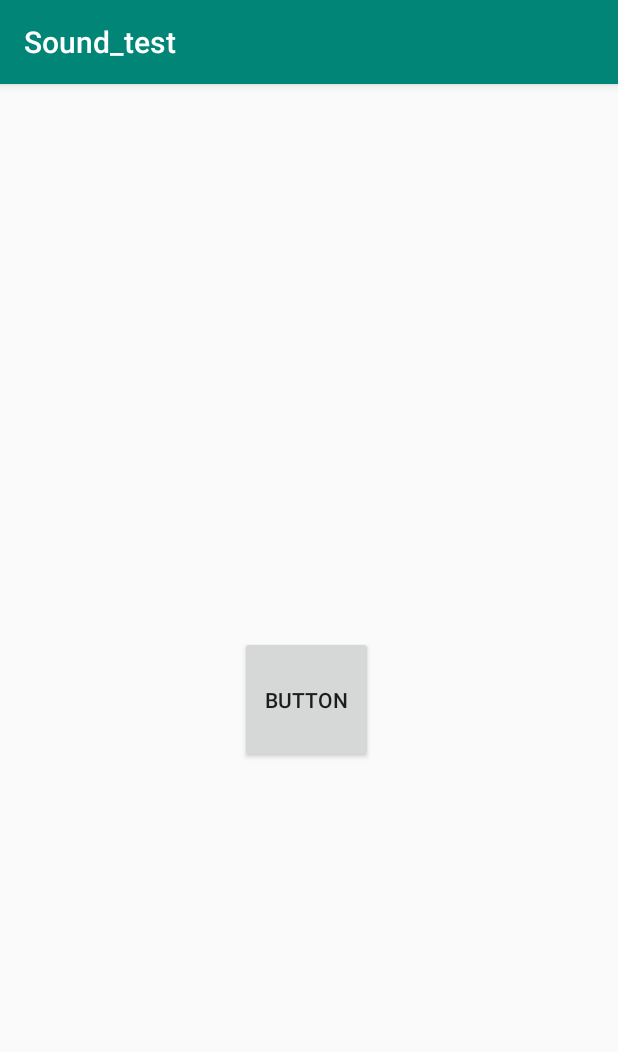
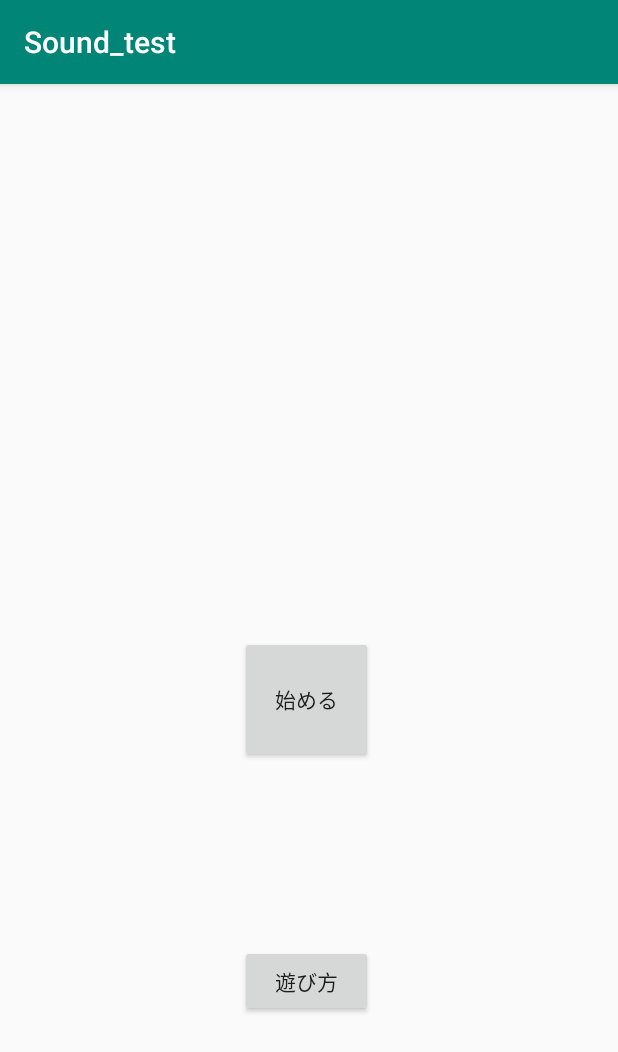
Before and after one commit to tatsuyaouchi/Sound_test, an Android app: the screen it shows after launch (MainActivity before the commit, Title after it), on a phone screen of 412 x 824 dp. Shown: the top 1052 px of the screen. Run offline under Robolectric (Android 15) with nearby library versions, the phone set to English and light mode, and no system bars.

Commit message:
画面遷移

```diff
--- a/app/src/main/AndroidManifest.xml
+++ b/app/src/main/AndroidManifest.xml
@@ -9,8 +9,10 @@
         android:roundIcon="@mipmap/ic_launcher_round"
         android:supportsRtl="true"
         android:theme="@style/AppTheme">
-        <activity android:name=".subActivity"></activity>
-        <activity android:name=".MainActivity">
+        <activity android:name=".Home"></activity>
+        <activity android:name=".Asobikata"></activity>
+        <activity android:name=".Zukan"></activity>
+        <activity android:name=".Title">
             <intent-filter>
                 <action android:name="android.intent.action.MAIN" />
 
--- a/app/src/main/java/jp/ac/shohoku/hguremetal/sound_test/MainActivity.java
+++ /dev/null
@@ -1,135 +0,0 @@
-package jp.ac.shohoku.hguremetal.sound_test;
-
-import androidx.appcompat.app.AppCompatActivity;
-
-import android.app.Service;
-import android.content.Intent;
-import android.media.AudioAttributes;
-import android.media.AudioManager;
-import android.media.SoundPool;
-import android.media.MediaPlayer;
-import android.os.Build;
-import android.os.Bundle;
-import android.os.IBinder;
-import android.view.View;
-
-
-
-
-public class MainActivity extends AppCompatActivity implements View.OnClickListener{
-
-    SoundPool soundPool;
-    MediaPlayer Player;
-//    private final static int RESULT_CAMERA = 1000;
-//    private ImageView imageView;
-
-    int mp3a;
-    int mp3b;
-
-
-
-
-    @Override
-    protected void onCreate(Bundle savedInstanceState) {
-        super.onCreate(savedInstanceState);
-        setContentView(R.layout.activity_main);
-        findViewById(R.id.button2).setOnClickListener(this);
-
-
-//        imageView = findViewById(R.id.image_View);
-//
-//
-//        AnimationSet set =new AnimationSet(true);
-//        TranslateAnimation translate = new TranslateAnimation(0,100,0,100);
-//        translate.setDuration(200);
-//        imageView.startAnimation(translate);
-//
-//        Button cameraButton = findViewById(R.id.camera_button);
-//        cameraButton.setOnClickListener(new View.OnClickListener() {
-//            @Override
-//            public void onClick(View v) {
-//                Intent intent = new Intent(MediaStore.ACTION_IMAGE_CAPTURE);
-//                startActivityForResult(intent, RESULT_CAMERA);
-//            }
-//        });
-//
-        // ② 初期化（電源を入れる・コピペOK）
-//        if (Build.VERSION.SDK_INT < Build.VERSION_CODES.LOLLIPOP) {
-//            soundPool = new SoundPool(5, AudioManager.STREAM_MUSIC, 0);
-//        } else {
-//            AudioAttributes attr = new AudioAttributes.Builder()
-//                    .setUsage(AudioAttributes.USAGE_MEDIA)
-//                    .setContentType(AudioAttributes.CONTENT_TYPE_MUSIC)
-//                    .build();
-//            soundPool = new SoundPool.Builder()
-//                    .setAudioAttributes(attr)
-//                    .setMaxStreams(5)
-//                    .build();
-//        }
-
-
-        // BGM再生
-        MediaPlayer Player = MediaPlayer.create(this, R.raw.bgm);
-        Player.start();
-        Player.setLooping(true);
-
-        // ③ 読込処理(CDを入れる)
-//        mp3a = soundPool.load(this, R.raw.a, 1);
-//        mp3b = soundPool.load(this, R.raw.b, 1);
-    }
-
-//    protected void BGMstart(){
-//        if(!Player.isPlaying()){
-//            Player.start();
-//        }
-//    }
-
-//    protected  void BGMstop(){
-//        if(Player.isPlaying()){
-//            Player.stop();
-//        }
-//    }
-
-    public void onClick(View view){
-        Intent intent = new Intent(this,subActivity.class);
-        startActivity(intent);
-
-    }
-
-//    @Override
-//    protected void onActivityResult(int requestCode, int resultCode, Intent data) {
-//        if (requestCode == RESULT_CAMERA) {
-//            Bitmap bitmap;
-//            // cancelしたケースも含む
-//            if (data.getExtras() == null) {
-//                Log.d("debug", "cancel ?");
-//                return;
-//            } else {
-//                bitmap = (Bitmap) data.getExtras().get("data");
-//                if (bitmap != null) {
-//                    // 画面サイズを計測
-//                    int bmpWidth = bitmap.getWidth();
-//                    int bmpHeight = bitmap.getHeight();
-//                    Log.d("debug", String.format("w= %d", bmpWidth));
-//                    Log.d("debug", String.format("h= %d", bmpHeight));
-//                }
-//            }
-//
-//            imageView.setImageBitmap(bitmap);
-//
-//        }
-//
-//
-////    public void onA(View v){
-////        // ④ 再生処理(再生ボタン)
-////        soundPool.play(mp3a,1f , 1f, 0, 0, 1f);
-////    }
-////
-////    public void onB(View v){
-////        // ④ 再生処理 (再生ボタン)
-////        soundPool.play(mp3b,1f , 1f, 0, 0, 1f);
-////    }
-////
-////
-//    }
-}
--- /dev/null
+++ b/app/src/main/java/jp/ac/shohoku/hguremetal/sound_test/Title.java
@@ -0,0 +1,54 @@
+package jp.ac.shohoku.hguremetal.sound_test;
+
+import androidx.appcompat.app.AppCompatActivity;
+
+import android.content.Intent;
+import android.media.SoundPool;
+import android.media.MediaPlayer;
+import android.os.Bundle;
+import android.view.View;
+
+
+
+
+public class Title extends AppCompatActivity implements View.OnClickListener{
+
+    MediaPlayer Player;
+
+
+    @Override
+    protected void onCreate(Bundle savedInstanceState) {
+        super.onCreate(savedInstanceState);
+        setContentView(R.layout.title);
+        findViewById(R.id.button1).setOnClickListener(this);
+
+        findViewById(R.id.button2).setOnClickListener(this);
+
+
+        // BGM再生
+        MediaPlayer Player = MediaPlayer.create(this, R.raw.bgm);
+        Player.start();
+        Player.setLooping(true);
+
+
+    }
+
+
+    public void onClick(View view){
+        switch(view.getId()) {
+            case R.id.button1:
+            Intent intent = new Intent(this, Home.class);
+            startActivity(intent);
+            break;
+            case R.id.button2:
+                Intent intent2 = new Intent(this, Asobikata.class);
+                startActivity(intent2);
+
+
+
+        }
+    }
+
+
+
+}
--- a/app/src/main/res/layout/activity_main.xml
+++ b/app/src/main/res/layout/title.xml
@@ -10,7 +10,7 @@
     android:orientation="vertical"
     android:layout_width="match_parent"
     android:layout_height="match_parent"
-    tools:context=".MainActivity">
+    tools:context=".Title">
 
 <!--    <Button-->
 <!--        android:layout_width="wrap_content"-->
@@ -47,7 +47,7 @@
 <!--        tools:srcCompat="@tools:sample/avatars" />-->
 
     <Button
-        android:id="@+id/button2"
+        android:id="@+id/button1"
         android:layout_width="wrap_content"
         android:layout_height="wrap_content"
         android:layout_alignParentStart="true"
@@ -58,5 +58,17 @@
         android:layout_marginTop="368dp"
         android:layout_marginEnd="163dp"
         android:layout_marginBottom="315dp"
-        android:text="Button" />
+        android:text="始める" />
+
+    <Button
+        android:id="@+id/button2"
+        android:layout_width="wrap_content"
+        android:layout_height="wrap_content"
+        android:layout_alignParentStart="true"
+        android:layout_alignParentEnd="true"
+        android:layout_alignParentBottom="true"
+        android:layout_marginStart="160dp"
+        android:layout_marginEnd="163dp"
+        android:layout_marginBottom="146dp"
+        android:text="遊び方" />
 </RelativeLayout>
```
Also changed, not shown: app/src/main/java/jp/ac/shohoku/hguremetal/sound_test/Asobikata.java (added, +18 -0 lines), app/src/main/java/jp/ac/shohoku/hguremetal/sound_test/Home.java (renamed from app/src/main/java/jp/ac/shohoku/hguremetal/sound_test/subActivity.java, +18 -41 lines), app/src/main/java/jp/ac/shohoku/hguremetal/sound_test/Zukan.java (added, +18 -0 lines), app/src/main/res/layout/asobikata.xml (added, +11 -0 lines), app/src/main/res/layout/home.xml (renamed from app/src/main/res/layout/activity_sub.xml, +12 -1 lines), app/src/main/res/layout/zukan.xml (added, +11 -0 lines).
